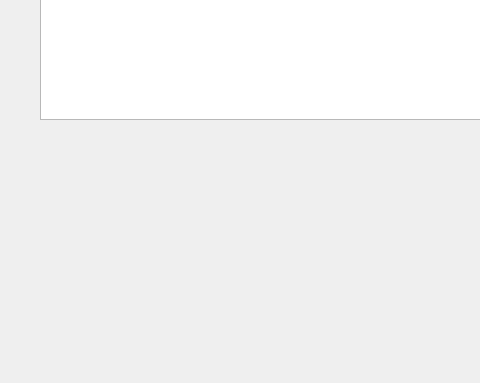
Before: the Qt Designer form Graphics/mainwindow.ui in ShihoVN/HiveChime, drawn with Qt 5; both pictures show x 0 to 480 and y 417 to 800 of the 600 by 800 pixel window.
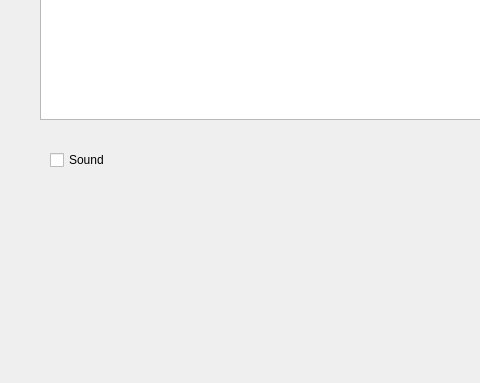
After: the same form once the commit is applied.

What changed in the file:
```diff
--- a/Graphics/mainwindow.ui
+++ b/Graphics/mainwindow.ui
@@ -42,6 +42,19 @@
      <enum>Qt::ScrollBarAlwaysOff</enum>
     </property>
    </widget>
+   <widget class="QCheckBox" name="checkBox">
+    <property name="geometry">
+     <rect>
+      <x>50</x>
+      <y>550</y>
+      <width>87</width>
+      <height>20</height>
+     </rect>
+    </property>
+    <property name="text">
+     <string>Sound</string>
+    </property>
+   </widget>
   </widget>
   <widget class="QMenuBar" name="menuBar">
    <property name="geometry">
```
Left out of the diff: 2 changed lines with no effect on the pictures.
